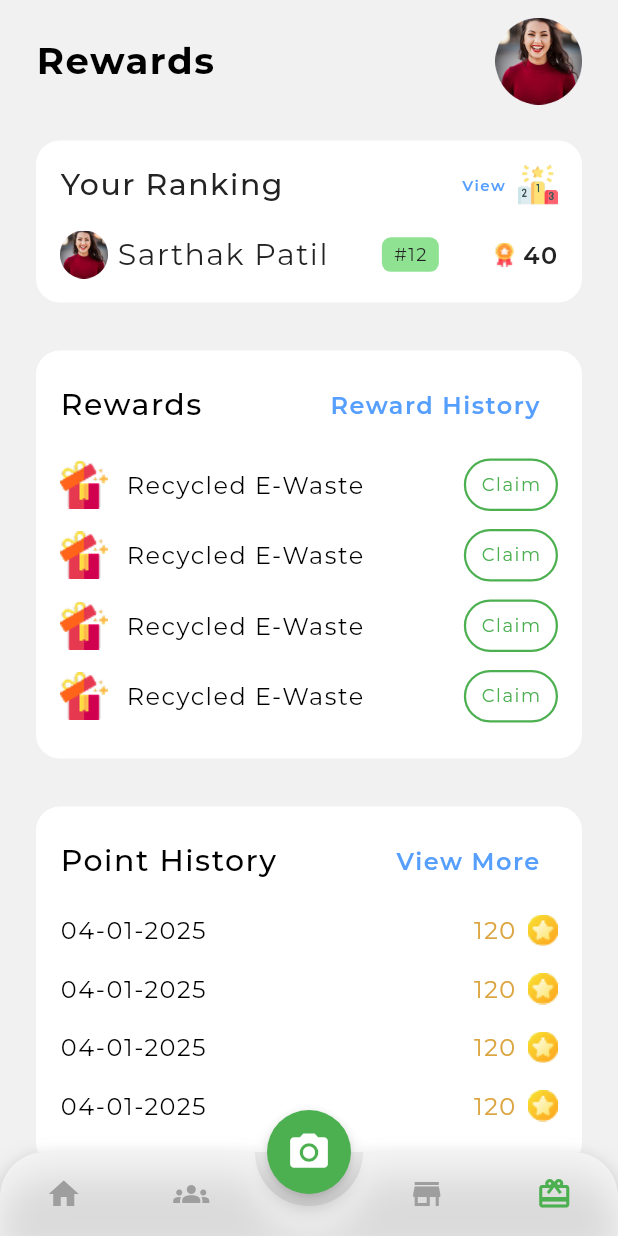
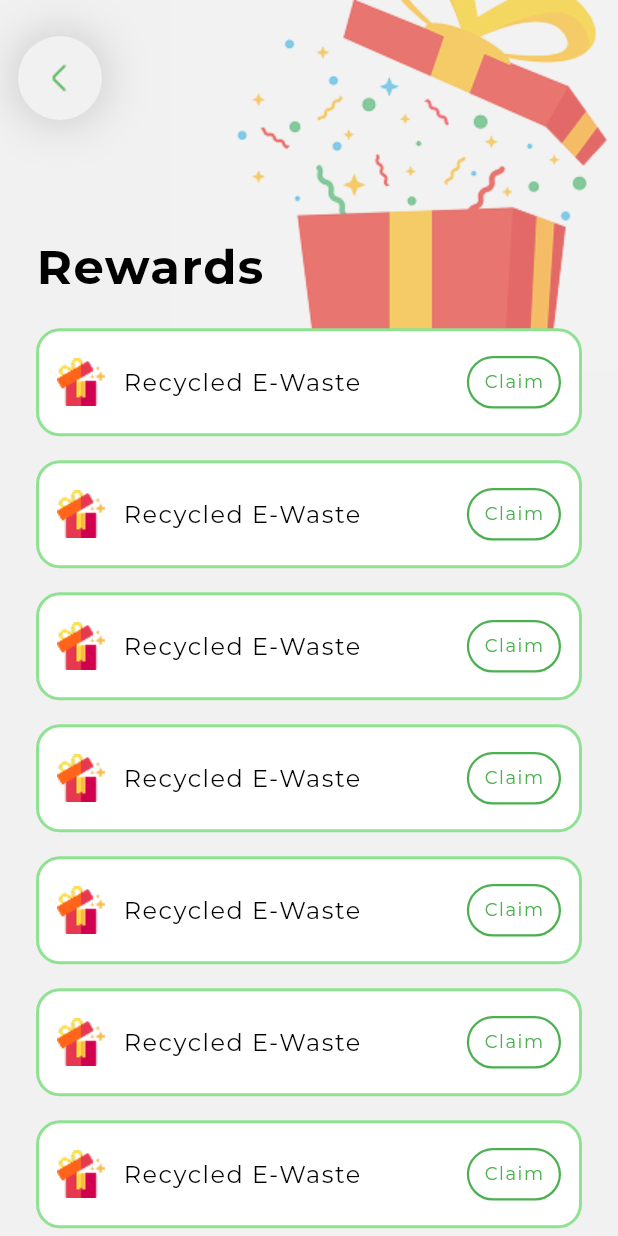
Before and after one commit to Akshit2807/Eco_Cycle, a Flutter app: the NavigationScreen screen opened by its route, item 4 of the bottom bar chosen, after a tap on "Reward History", on a phone screen of 412 x 824 dp. Run offline on Flutter 3.47's test engine with Material 3 defaults, Android fonts, the light colour scheme and no system bars; drawn by our look-alikes of animated_bottom_navigation_bar, carousel_slider, smooth_page_indicator; our stand-ins replace cloud_firestore, firebase_auth, firebase_core, get, google_fonts, google_sign_in and 2 more; accounts and stored records are empty; network calls fail.

Commit message:
Point and Reward History Screen

```diff
--- a/lib/core/router/app_router.dart
+++ b/lib/core/router/app_router.dart
@@ -1,5 +1,7 @@
 import 'package:e_waste/presentation/dashboard/home_screen.dart';
 import 'package:e_waste/presentation/dashboard/reward_components/leaderboard_screen.dart';
+import 'package:e_waste/presentation/dashboard/reward_components/point_history_screen.dart';
+import 'package:e_waste/presentation/dashboard/reward_components/reward_details_screen.dart';
 import 'package:e_waste/presentation/views/auth/auth_screen.dart';
 import 'package:e_waste/presentation/views/camera_screen.dart';
 import 'package:e_waste/presentation/views/navigation_screen.dart';
@@ -36,6 +38,8 @@ class RouteNavigation {
   static const String navScreenRoute = '/nav';
   static const String leaderboardScreenRoute = '/leaderboard';
   static const String cameraScreenRoute = '/cam';
+  static const String pointHistoryScreenRoute = '/pointHistory';
+  static const String rewardHistoryScreenRoute = '/rewardHistory';
   static Route<dynamic>? generateRoute(RouteSettings settings) {
     switch (settings.name) {
       case splashScreenRoute:
@@ -44,6 +48,10 @@ class RouteNavigation {
         return _customFadeRoute(child: const AuthScreen());
       case leaderboardScreenRoute:
         return _customFadeRoute(child: const LeaderboardScreen());
+      case pointHistoryScreenRoute:
+        return _customFadeRoute(child: const PointHistoryScreen());
+      case rewardHistoryScreenRoute:
+        return _customFadeRoute(child: const RewardDetailsScreen());
       case cameraScreenRoute:
         final args = settings.arguments as Map<String, dynamic>? ?? {};
         return _customFadeRoute(
--- a/lib/presentation/dashboard/community_screen.dart
+++ b/lib/presentation/dashboard/community_screen.dart
@@ -62,7 +62,7 @@ class CommunityScreen extends StatelessWidget {
                   child: Column(
                     children: [
                       /// Search Bar
-                      buildSearchBar(),
+                      buildSearchBar(padding: 24),
                       const SizedBox(
                         height: 24,
                       ),
--- a/lib/presentation/dashboard/marketplace_screen.dart
+++ b/lib/presentation/dashboard/marketplace_screen.dart
@@ -90,7 +90,7 @@ class _MarketplaceScreenState extends State<MarketplaceScreen> {
           ),
 
           /// Search Bar
-          buildSearchBar(),
+          buildSearchBar(padding: 24),
 
           /// Tab Bar
           Container(
--- a/lib/presentation/dashboard/reward_components/reward_details_screen.dart
+++ b/lib/presentation/dashboard/reward_components/reward_details_screen.dart
@@ -0,0 +1,90 @@
+import 'package:e_waste/core/utils/app_colors.dart';
+import 'package:e_waste/core/utils/app_icons.dart';
+import 'package:e_waste/viewmodels/rewards_viewmodel.dart';
+import 'package:e_waste/widgets/custom_text.dart';
+import 'package:e_waste/widgets/percentage_sized_box.dart';
+import 'package:flutter/material.dart';
+
+class RewardDetailsScreen extends StatelessWidget {
+  const RewardDetailsScreen({super.key});
+
+  @override
+  Widget build(BuildContext context) {
+    return SafeArea(
+        child: Scaffold(
+      backgroundColor: AppColors.white,
+      body: Stack(
+        children: [
+          Container(
+            decoration: const BoxDecoration(
+                image: DecorationImage(
+                    alignment: Alignment.topRight,
+                    image: AssetImage("assets/reward_history_bg.png"))),
+          ),
+          Column(
+            mainAxisAlignment: MainAxisAlignment.start,
+            crossAxisAlignment: CrossAxisAlignment.start,
+            children: [
+              /// Back Button
+              GestureDetector(
+                onTap: () {
+                  Navigator.pop(context);
+                },
+                child: Container(
+                    margin: const EdgeInsets.only(top: 24, left: 12),
+                    width: 56,
+                    height: 56,
+                    decoration: BoxDecoration(
+                        boxShadow: [
+                          BoxShadow(
+                              blurRadius: 28,
+                              color: Colors.black.withValues(alpha: 0.2))
+                        ],
+                        borderRadius: BorderRadius.circular(360),
+                        color: AppColors.white),
+                    child: ImageIcon(
+                      AssetImage(AppIcons.back),
+                      color: AppColors.green,
+                    )),
+              ),
+              PercentSizedBox.height(0.1),
+
+              /// Title
+              const Padding(
+                padding: EdgeInsets.only(left: 24),
+                child: CustomText(
+                    textName: "Rewards",
+                    fontSize: 32,
+                    fontWeight: FontWeight.bold),
+              ),
+              PercentSizedBox.height(0.02),
+              Expanded(
+                child: ListView.builder(
+                    itemCount: 15,
+                    shrinkWrap: true,
+                    scrollDirection: Axis.vertical,
+                    physics: const BouncingScrollPhysics(),
+                    itemBuilder: (BuildContext context, int index) {
+                      return Container(
+                        height: 72,
+                        alignment: Alignment.center,
+                        margin: const EdgeInsets.symmetric(
+                            vertical: 8, horizontal: 24),
+                        padding: const EdgeInsets.symmetric(
+                            horizontal: 12, vertical: 4),
+                        decoration: BoxDecoration(
+                            color: Colors.white,
+                            borderRadius: BorderRadius.circular(16),
+                            border: Border.all(
+                                color: AppColors.lightGreen, width: 2)),
+                        child: rewardView().buildRewardTile(bottomPadding: 0),
+                      );
+                    }),
+              ),
+            ],
+          )
+        ],
+      ),
+    ));
+  }
+}
--- a/lib/presentation/dashboard/reward_screen.dart
+++ b/lib/presentation/dashboard/reward_screen.dart
@@ -1,4 +1,5 @@
 import 'package:e_waste/core/utils/custom_app_bar.dart';
+import 'package:e_waste/viewmodels/point_history_viewmodel.dart';
 import 'package:e_waste/viewmodels/rewards_viewmodel.dart';
 import 'package:e_waste/widgets/custom_text.dart';
 import 'package:flutter/material.dart';
@@ -13,6 +14,18 @@ class RewardScreen extends StatelessWidget {
 
   @override
   Widget build(BuildContext context) {
+    List<PointHistory> points = [
+      PointHistory(points: 10, date: "10 Jan 2023"),
+      PointHistory(points: 10, date: "10 Jan 2023"),
+      PointHistory(points: 10, date: "10 Jan 2023"),
+      PointHistory(points: 10, date: "10 Jan 2023"),
+      PointHistory(points: 10, date: "10 Jan 2023"),
+      PointHistory(points: 10, date: "10 Jan 2023"),
+      PointHistory(points: 10, date: "10 Jan 2023"),
+      PointHistory(points: 10, date: "10 Jan 2023"),
+      PointHistory(points: 10, date: "10 Jan 2023"),
+      PointHistory(points: 10, date: "10 Jan 2023"),
+    ];
     return SafeArea(
       child: SingleChildScrollView(
         physics: const BouncingScrollPhysics(),
@@ -64,7 +77,9 @@ class RewardScreen extends StatelessWidget {
                         fontWeight: FontWeight.w500,
                       ),
                       TextButton(
-                        onPressed: () {},
+                        onPressed: () {
+                          Get.toNamed(RouteNavigation.rewardHistoryScreenRoute);
+                        },
                         child: const CustomText(
                           textName: 'Reward History',
                           textColor: Color(0xff569FFF),
@@ -80,7 +95,7 @@ class RewardScreen extends StatelessWidget {
                     physics: const NeverScrollableScrollPhysics(),
                     itemCount: 4,
                     itemBuilder: (context, index) {
-                      return rewardView().buildRewardTile();
+                      return rewardView().buildRewardTile(bottomPadding: 12);
                     },
                   ),
                 ],
@@ -106,7 +121,9 @@ class RewardScreen extends StatelessWidget {
                         fontWeight: FontWeight.w500,
                       ),
                       TextButton(
-                        onPressed: () {},
+                        onPressed: () {
+                          Get.toNamed(RouteNavigation.pointHistoryScreenRoute);
+                        },
                         child: const CustomText(
                           textName: 'View More',
                           textColor: Color(0xff569FFF),
@@ -122,7 +139,9 @@ class RewardScreen extends StatelessWidget {
                     physics: const NeverScrollableScrollPhysics(),
                     itemCount: 4,
                     itemBuilder: (context, index) {
-                      return rewardView().buildPointHistoryTile();
+                      return rewardView().buildPointHistoryTile(
+                          points: points.elementAt(index).points,
+                          date: points.elementAt(index).date);
                     },
                   ),
                 ],
--- a/lib/viewmodels/community_viewmodel.dart
+++ b/lib/viewmodels/community_viewmodel.dart
@@ -27,9 +27,8 @@ class communityViews {
               fontSize: 12,
             ),
           ),
-          Padding(
-            padding: const EdgeInsets.symmetric(horizontal: 8.0),
-            child: Row(
+          const Spacer(),
+          Row(
             mainAxisAlignment: MainAxisAlignment.spaceAround,
             children: [
               IconButton(
@@ -49,7 +48,6 @@ class communityViews {
                 onPressed: () {},
               ),
             ],
-            ),
           ),
         ],
       ),
--- /dev/null
+++ b/lib/viewmodels/point_history_viewmodel.dart
@@ -0,0 +1,9 @@
+class PointHistory {
+  final int points;
+  final String date;
+
+  PointHistory({
+    required this.points,
+    required this.date,
+  });
+}
--- a/lib/viewmodels/rewards_viewmodel.dart
+++ b/lib/viewmodels/rewards_viewmodel.dart
@@ -106,9 +106,9 @@ class rewardView {
     );
   }
 
-  Padding buildRewardTile() {
+  Padding buildRewardTile({required double bottomPadding}) {
     return Padding(
-      padding: const EdgeInsets.only(bottom: 12),
+      padding: EdgeInsets.only(bottom: bottomPadding),
       child: Row(
         children: [
           Image.asset(AppIcons.gift),
@@ -139,19 +139,19 @@ class rewardView {
     );
   }
 
-  Padding buildPointHistoryTile() {
+  Padding buildPointHistoryTile({required String date, required int points}) {
     return Padding(
       padding: const EdgeInsets.only(bottom: 18),
       child: Row(
         children: [
-          const CustomText(
-            textName: '04-01-2025',
+          CustomText(
+            textName: date,
             fontSize: 16,
             fontWeight: FontWeight.w400,
           ),
           const Spacer(),
           CustomText(
-            textName: '120',
+            textName: points.toString(),
             fontSize: 16,
             fontWeight: FontWeight.w400,
             textColor: AppColors.yellow,
--- a/lib/widgets/search_bar.dart
+++ b/lib/widgets/search_bar.dart
@@ -1,9 +1,9 @@
 import 'package:e_waste/core/utils/app_colors.dart';
 import 'package:flutter/material.dart';
 
-Padding buildSearchBar() {
+Padding buildSearchBar({required double padding}) {
   return Padding(
-    padding: const EdgeInsets.only(right: 24, left: 24),
+    padding: EdgeInsets.only(right: padding, left: padding),
     child: Container(
       decoration: BoxDecoration(
         border: Border.all(color: AppColors.green),
```
Also changed, not shown: lib/presentation/dashboard/reward_components/leaderboard_screen.dart (+6 -1 lines), lib/presentation/dashboard/reward_components/point_history_screen.dart (+151 -0 lines), assets/point_history_bg.png (added), assets/reward_history_bg.png (added). Lines whose indentation alone changed are shown as unchanged.
